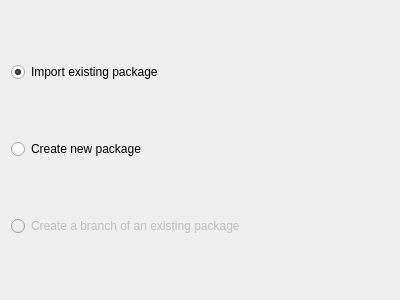
First picture: the form in obslight/ObsLightGui/ui/wizard_chooseNewOrExistingPackage.ui, repository ronan22/obs-light, before the edit.
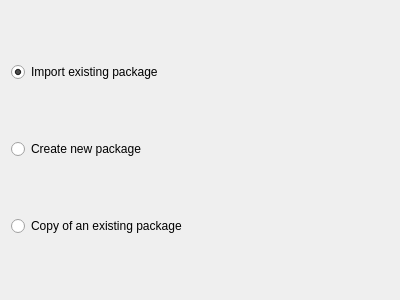
Second picture: the form after the edit.

Commit message: - Change UI, to allow local project copy.

Diff of the .ui file:
```diff
--- a/obslight/ObsLightGui/ui/wizard_chooseNewOrExistingPackage.ui
+++ b/obslight/ObsLightGui/ui/wizard_chooseNewOrExistingPackage.ui
@@ -43,13 +43,16 @@
    <item>
     <widget class="QRadioButton" name="branchPackageButton">
      <property name="enabled">
-      <bool>false</bool>
+      <bool>true</bool>
      </property>
      <property name="toolTip">
       <string>Not implemented</string>
      </property>
      <property name="text">
-      <string>Create a branch of an existing package</string>
+      <string>Copy of an existing package</string>
+     </property>
+     <property name="checkable">
+      <bool>true</bool>
      </property>
     </widget>
    </item>
```
Left out of the diff: 2 changed lines with no effect on the pictures. The commit also changes 13 other files.
